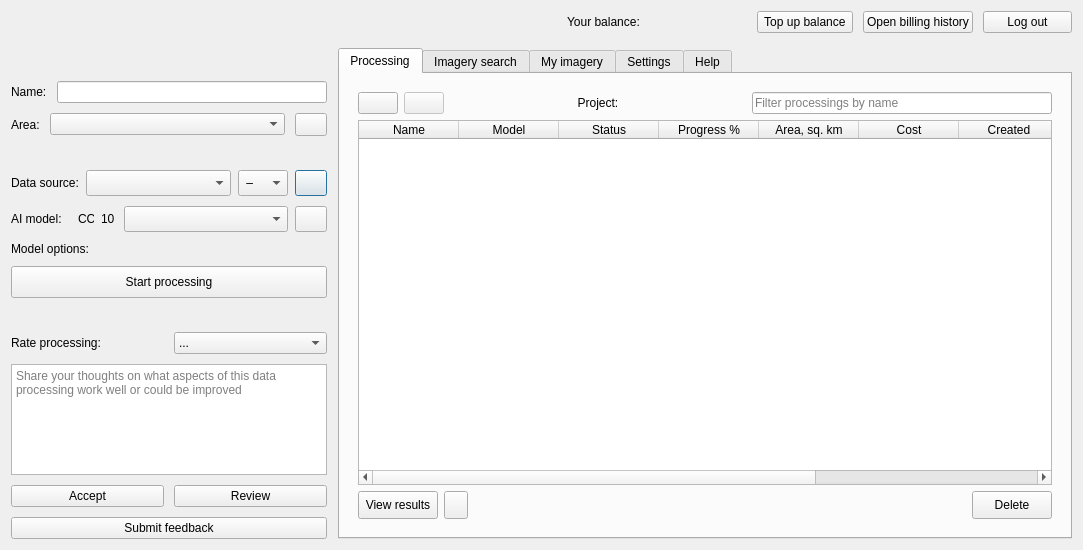
Above: mapflow/dialogs/static/ui/main_dialog.ui from Geoalert/mapflow-qgis before the change. Below: the same form after it.
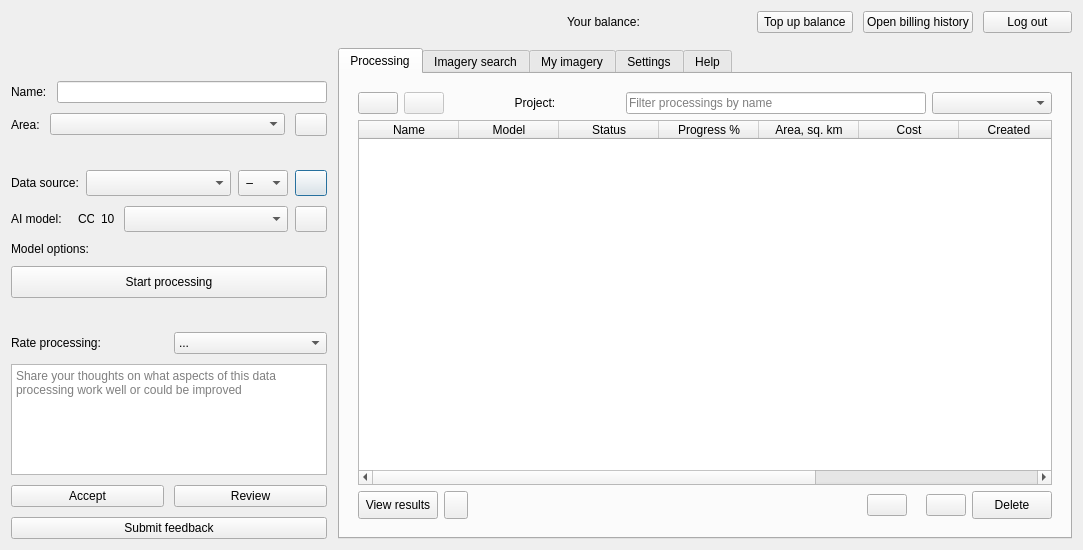
That is the form after the change. Icons and pictures are not drawn. Custom widgets are drawn as their Qt base class.

Commit message: Processings: pagination, sorting & filtering

```diff
--- a/mapflow/dialogs/static/ui/main_dialog.ui
+++ b/mapflow/dialogs/static/ui/main_dialog.ui
@@ -1237,7 +1237,7 @@
                 </widget>
                </item>
                <item row="2" column="0">
-                <layout class="QHBoxLayout" name="processingFooter" stretch="0,0,0,0">
+                <layout class="QHBoxLayout" name="processingFooter" stretch="0,0,0,0,0,0,0">
                  <item>
                   <widget class="QPushButton" name="downloadResultsButton">
                    <property name="minimumSize">
@@ -1301,6 +1301,45 @@
                    </property>
                   </spacer>
                  </item>
+                 <item>
+                  <widget class="QPushButton" name="processingsPreviousPageButton">
+                   <property name="minimumSize">
+                    <size>
+                     <width>35</width>
+                     <height>0</height>
+                    </size>
+                   </property>
+                   <property name="text">
+                    <string/>
+                   </property>
+                  </widget>
+                 </item>
+                 <item>
+                  <widget class="QLabel" name="processingsPageLabel">
+                   <property name="font">
+                    <font>
+                     <weight>50</weight>
+                     <bold>false</bold>
+                    </font>
+                   </property>
+                   <property name="text">
+                    <string/>
+                   </property>
+                  </widget>
+                 </item>
+                 <item>
+                  <widget class="QPushButton" name="processingsNextPageButton">
+                   <property name="minimumSize">
+                    <size>
+                     <width>35</width>
+                     <height>0</height>
+                    </size>
+                   </property>
+                   <property name="text">
+                    <string/>
+                   </property>
+                  </widget>
+                 </item>
                  <item>
                   <widget class="QPushButton" name="deleteProcessings">
                    <property name="minimumSize">
@@ -1343,6 +1382,16 @@
                    </property>
                   </widget>
                  </item>
+                 <item row="0" column="6">
+                  <widget class="QComboBox" name="sortProcessingsCombo">
+                   <property name="minimumSize">
+                    <size>
+                     <width>120</width>
+                     <height>0</height>
+                    </size>
+                   </property>
+                  </widget>
+                 </item>
                  <item row="0" column="0">
                   <widget class="QPushButton" name="switchProjectsButton">
                    <property name="sizePolicy">
```
The commit also changes 12 other files.
